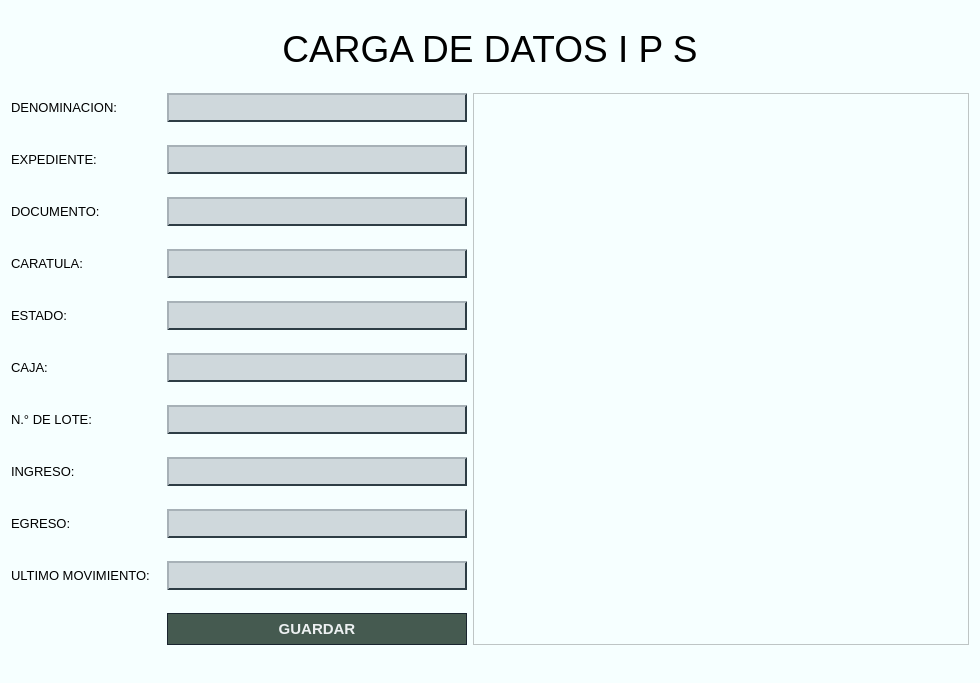
Qt form ui/plantilla_ips.ui (Musthia/base-deposito) before a commit.
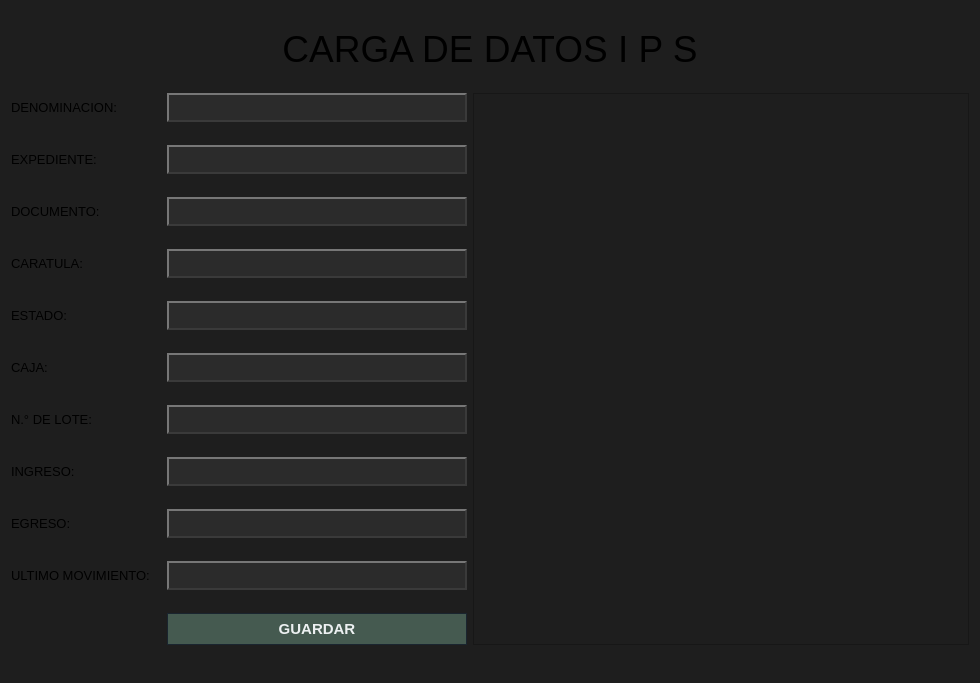
The same form after that commit.

```diff
--- a/ui/plantilla_ips.ui
+++ b/ui/plantilla_ips.ui
@@ -14,7 +14,7 @@
    <string>Form</string>
   </property>
   <property name="styleSheet">
-   <string notr="true">background-color: rgb(246, 255, 255);</string>
+   <string notr="true">background-color: #1e1e1e;</string>
   </property>
   <layout class="QGridLayout" name="gridLayout">
    <item row="7" column="0">
@@ -597,17 +597,17 @@
      </property>
      <property name="styleSheet">
       <string notr="true">QLineEdit {
-    background-color: #cfd8dc;          /* gris azulado claro */
-    border: 2px solid #455a64;          /* azul petróleo */
+    background-color: #2b2b2b;
+    border: 2px solid #555555;
   
     padding: 4px 10px;
-    color:  #000012;
+    color:  #e0e0e0;
     font-size: 13px;
 /* relieve simulado */
-    border-top-color: #a7b1b7;   /* borde superior más claro */
-    border-left-color: #a7b1b7;  /* borde izquierdo más claro */
-    border-right-color: #2e3d45; /* borde derecho más oscuro */
-    border-bottom-color: #2e3d45;
+    border-top-color: #777777;
+    border-left-color: #777777;
+    border-right-color: #3a3a3a;
+    border-bottom-color: #3a3a3a;
    
 }
 </string>
@@ -1197,17 +1197,17 @@
      </property>
      <property name="styleSheet">
       <string notr="true">QLineEdit {
-    background-color: #cfd8dc;          /* gris azulado claro */
-    border: 2px solid #455a64;          /* azul petróleo */
+    background-color: #2b2b2b;
+    border: 2px solid #555555;
   
     padding: 4px 10px;
-    color:  #000012;
+    color:  #e0e0e0;
     font-size: 13px;
 /* relieve simulado */
-    border-top-color: #a7b1b7;   /* borde superior más claro */
-    border-left-color: #a7b1b7;  /* borde izquierdo más claro */
-    border-right-color: #2e3d45; /* borde derecho más oscuro */
-    border-bottom-color: #2e3d45;
+    border-top-color: #777777;
+    border-left-color: #777777;
+    border-right-color: #3a3a3a;
+    border-bottom-color: #3a3a3a;
    
 }
 </string>
@@ -1439,17 +1439,17 @@
      </property>
      <property name="styleSheet">
       <string notr="true">QLineEdit {
-    background-color: #cfd8dc;          /* gris azulado claro */
-    border: 2px solid #455a64;          /* azul petróleo */
+    background-color: #2b2b2b;
+    border: 2px solid #555555;
   
     padding: 4px 10px;
-    color:  #000012;
+    color:  #e0e0e0;
     font-size: 13px;
 /* relieve simulado */
-    border-top-color: #a7b1b7;   /* borde superior más claro */
-    border-left-color: #a7b1b7;  /* borde izquierdo más claro */
-    border-right-color: #2e3d45; /* borde derecho más oscuro */
-    border-bottom-color: #2e3d45;
+    border-top-color: #777777;
+    border-left-color: #777777;
+    border-right-color: #3a3a3a;
+    border-bottom-color: #3a3a3a;
    
 }
 </string>
@@ -1681,17 +1681,17 @@
      </property>
      <property name="styleSheet">
       <string notr="true">QLineEdit {
-    background-color: #cfd8dc;          /* gris azulado claro */
-    border: 2px solid #455a64;          /* azul petróleo */
+    background-color: #2b2b2b;
+    border: 2px solid #555555;
   
     padding: 4px 10px;
-    color:  #000012;
+    color:  #e0e0e0;
     font-size: 13px;
 /* relieve simulado */
-    border-top-color: #a7b1b7;   /* borde superior más claro */
-    border-left-color: #a7b1b7;  /* borde izquierdo más claro */
-    border-right-color: #2e3d45; /* borde derecho más oscuro */
-    border-bottom-color: #2e3d45;
+    border-top-color: #777777;
+    border-left-color: #777777;
+    border-right-color: #3a3a3a;
+    border-bottom-color: #3a3a3a;
    
 }
 </string>
@@ -1916,17 +1916,17 @@
      </property>
      <property name="styleSheet">
       <string notr="true">QLineEdit {
-    background-color: #cfd8dc;          /* gris azulado claro */
-    border: 2px solid #455a64;          /* azul petróleo */
+    background-color: #2b2b2b;
+    border: 2px solid #555555;
   
     padding: 4px 10px;
-    color:  #000012;
+    color:  #e0e0e0;
     font-size: 13px;
 /* relieve simulado */
-    border-top-color: #a7b1b7;   /* borde superior más claro */
-    border-left-color: #a7b1b7;  /* borde izquierdo más claro */
-    border-right-color: #2e3d45; /* borde derecho más oscuro */
-    border-bottom-color: #2e3d45;
+    border-top-color: #777777;
+    border-left-color: #777777;
+    border-right-color: #3a3a3a;
+    border-bottom-color: #3a3a3a;
    
 }
 </string>
@@ -2349,17 +2349,17 @@
      </property>
      <property name="styleSheet">
       <string notr="true">QLineEdit {
-    background-color: #cfd8dc;          /* gris azulado claro */
-    border: 2px solid #455a64;          /* azul petróleo */
+    background-color: #2b2b2b;
+    border: 2px solid #555555;
   
     padding: 4px 10px;
-    color:  #000012;
+    color:  #e0e0e0;
     font-size: 13px;
 /* relieve simulado */
-    border-top-color: #a7b1b7;   /* borde superior más claro */
-    border-left-color: #a7b1b7;  /* borde izquierdo más claro */
-    border-right-color: #2e3d45; /* borde derecho más oscuro */
-    border-bottom-color: #2e3d45;
+    border-top-color: #777777;
+    border-left-color: #777777;
+    border-right-color: #3a3a3a;
+    border-bottom-color: #3a3a3a;
    
 }
 </string>
@@ -2770,17 +2770,17 @@
      </property>
      <property name="styleSheet">
       <string notr="true">QLineEdit {
-    background-color: #cfd8dc;          /* gris azulado claro */
-    border: 2px solid #455a64;          /* azul petróleo */
+    background-color: #2b2b2b;
+    border: 2px solid #555555;
   
     padding: 4px 10px;
-    color:  #000012;
+    color:  #e0e0e0;
     font-size: 13px;
 /* relieve simulado */
-    border-top-color: #a7b1b7;   /* borde superior más claro */
-    border-left-color: #a7b1b7;  /* borde izquierdo más claro */
-    border-right-color: #2e3d45; /* borde derecho más oscuro */
-    border-bottom-color: #2e3d45;
+    border-top-color: #777777;
+    border-left-color: #777777;
+    border-right-color: #3a3a3a;
+    border-bottom-color: #3a3a3a;
    
 }
 </string>
@@ -3005,17 +3005,17 @@
      </property>
      <property name="styleSheet">
       <string notr="true">QLineEdit {
-    background-color: #cfd8dc;          /* gris azulado claro */
-    border: 2px solid #455a64;          /* azul petróleo */
+    background-color: #2b2b2b;
+    border: 2px solid #555555;
   
     padding: 4px 10px;
-    color:  #000012;
+    color:  #e0e0e0;
     font-size: 13px;
 /* relieve simulado */
-    border-top-color: #a7b1b7;   /* borde superior más claro */
-    border-left-color: #a7b1b7;  /* borde izquierdo más claro */
-    border-right-color: #2e3d45; /* borde derecho más oscuro */
-    border-bottom-color: #2e3d45;
+    border-top-color: #777777;
+    border-left-color: #777777;
+    border-right-color: #3a3a3a;
+    border-bottom-color: #3a3a3a;
    
 }
 </string>
@@ -3926,17 +3926,17 @@
      </property>
      <property name="styleSheet">
       <string notr="true">QLineEdit {
-    background-color: #cfd8dc;          /* gris azulado claro */
-    border: 2px solid #455a64;          /* azul petróleo */
+    background-color: #2b2b2b;
+    border: 2px solid #555555;
   
     padding: 4px 10px;
-    color:  #000012;
+    color:  #e0e0e0;
     font-size: 13px;
 /* relieve simulado */
-    border-top-color: #a7b1b7;   /* borde superior más claro */
-    border-left-color: #a7b1b7;  /* borde izquierdo más claro */
-    border-right-color: #2e3d45; /* borde derecho más oscuro */
-    border-bottom-color: #2e3d45;
+    border-top-color: #777777;
+    border-left-color: #777777;
+    border-right-color: #3a3a3a;
+    border-bottom-color: #3a3a3a;
    
 }
 </string>
@@ -4347,17 +4347,17 @@
      </property>
      <property name="styleSheet">
       <string notr="true">QLineEdit {
-    background-color: #cfd8dc;          /* gris azulado claro */
-    border: 2px solid #455a64;          /* azul petróleo */
+    background-color: #2b2b2b;
+    border: 2px solid #555555;
   
     padding: 4px 10px;
-    color:  #000012;
+    color:  #e0e0e0;
     font-size: 13px;
 /* relieve simulado */
-    border-top-color: #a7b1b7;   /* borde superior más claro */
-    border-left-color: #a7b1b7;  /* borde izquierdo más claro */
-    border-right-color: #2e3d45; /* borde derecho más oscuro */
-    border-bottom-color: #2e3d45;
+    border-top-color: #777777;
+    border-left-color: #777777;
+    border-right-color: #3a3a3a;
+    border-bottom-color: #3a3a3a;
    
 }
 </string>
```
